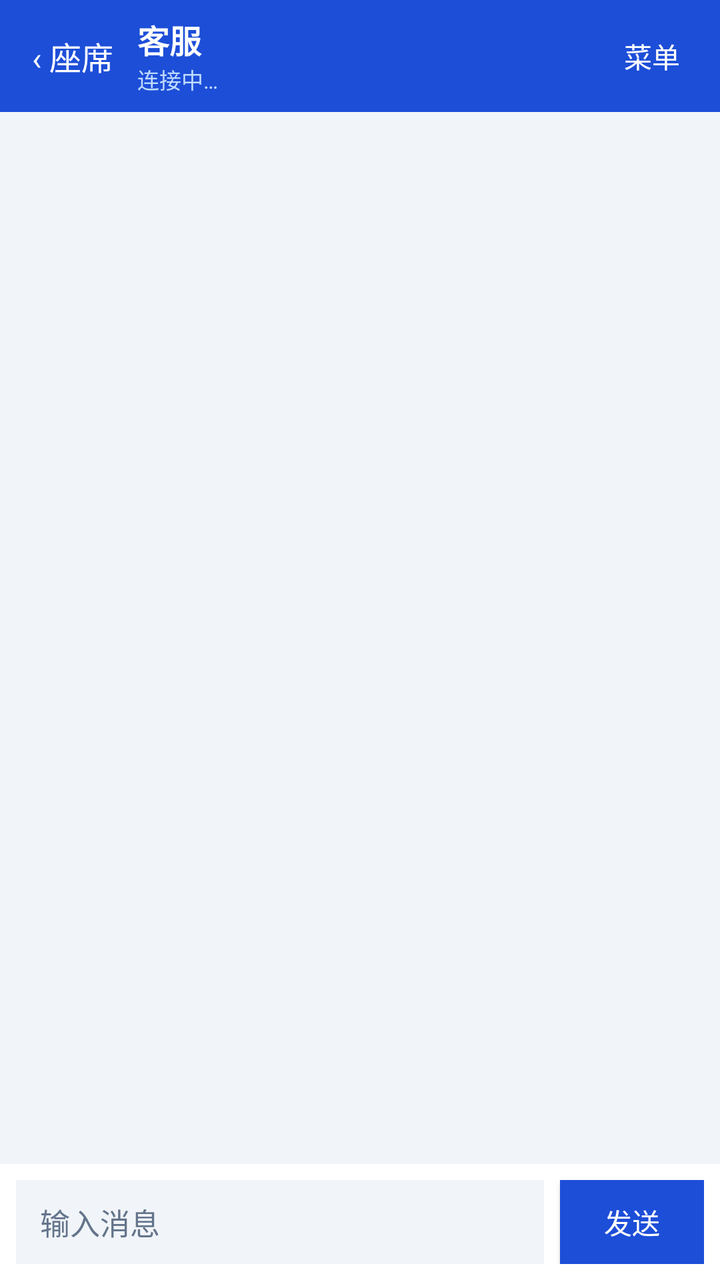
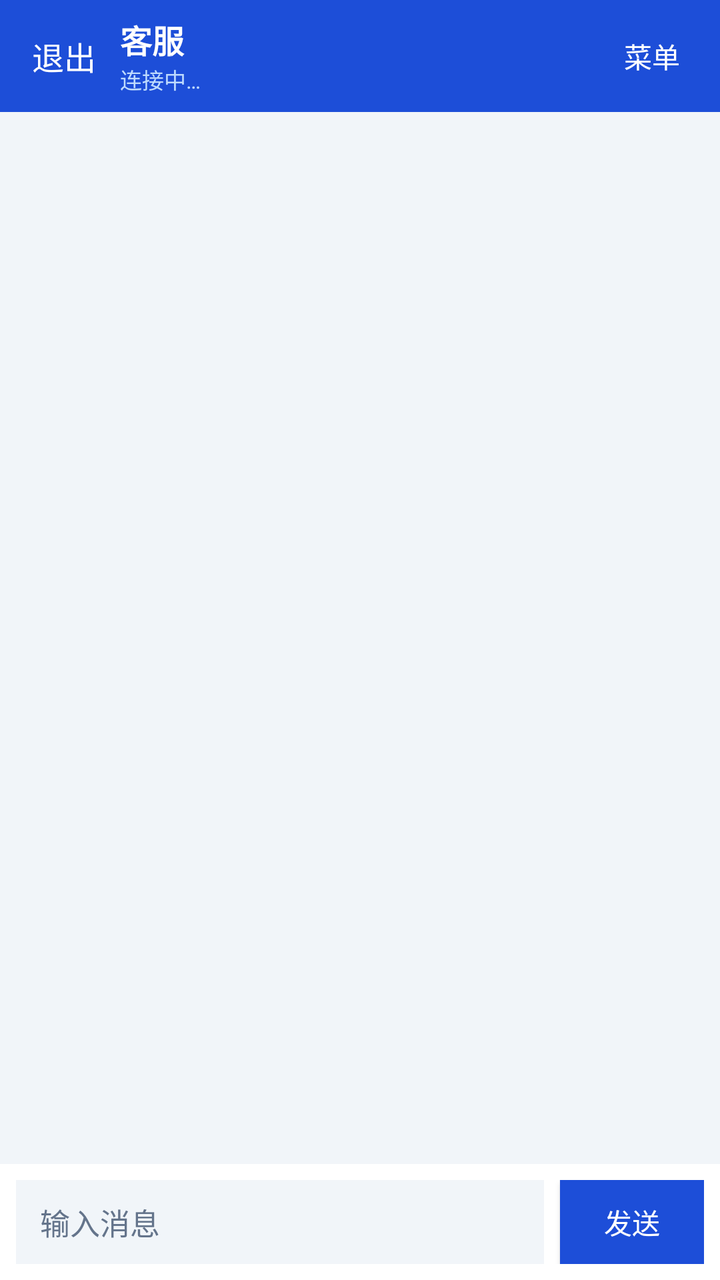

Before-and-after screenshots of an Android layout around one commit, followed by the original layout XML and the change that was made.
<!-- AndroidManifest.xml: application theme Theme.Seat0199 -->
<!-- res/layout/activity_chat.xml -->
<?xml version="1.0" encoding="utf-8"?>
<LinearLayout xmlns:android="http://schemas.android.com/apk/res/android"
    android:layout_width="match_parent"
    android:layout_height="match_parent"
    android:orientation="vertical"
    android:background="@color/bg">

    <RelativeLayout
        android:layout_width="match_parent"
        android:layout_height="56dp"
        android:background="@color/brand"
        android:paddingLeft="8dp"
        android:paddingRight="8dp">

        <TextView
            android:id="@+id/btnBack"
            android:layout_width="wrap_content"
            android:layout_height="match_parent"
            android:gravity="center_vertical"
            android:paddingLeft="8dp"
            android:paddingRight="12dp"
            android:text="‹ 座席"
            android:textColor="#ffffff"
            android:textSize="16sp" />

        <LinearLayout
            android:layout_width="match_parent"
            android:layout_height="match_parent"
            android:layout_toLeftOf="@+id/btnMenu"
            android:layout_toRightOf="@id/btnBack"
            android:gravity="center_vertical"
            android:orientation="vertical">

            <TextView
                android:id="@+id/title"
                android:layout_width="match_parent"
                android:layout_height="wrap_content"
                android:ellipsize="end"
                android:maxLines="1"
                android:text="客服"
                android:textColor="#ffffff"
                android:textSize="16sp"
                android:textStyle="bold" />

            <TextView
                android:id="@+id/status"
                android:layout_width="match_parent"
                android:layout_height="wrap_content"
                android:ellipsize="end"
                android:maxLines="1"
                android:text="连接中…"
                android:textColor="#bfdbfe"
                android:textSize="11sp" />
        </LinearLayout>

        <TextView
            android:id="@+id/btnMenu"
            android:layout_width="wrap_content"
            android:layout_height="match_parent"
            android:layout_alignParentEnd="true"
            android:gravity="center"
            android:paddingLeft="12dp"
            android:paddingRight="12dp"
            android:text="菜单"
            android:textColor="#ffffff"
            android:textSize="14sp" />
    </RelativeLayout>

    <ListView
        android:id="@+id/msgList"
        android:layout_width="match_parent"
        android:layout_height="0dp"
        android:layout_weight="1"
        android:clipToPadding="false"
        android:divider="@android:color/transparent"
        android:dividerHeight="8dp"
        android:padding="12dp"
        android:stackFromBottom="true"
        android:transcriptMode="normal" />

    <TextView
        android:id="@+id/errorBanner"
        android:layout_width="match_parent"
        android:layout_height="wrap_content"
        android:background="#fef2f2"
        android:padding="10dp"
        android:textColor="#b91c1c"
        android:textSize="13sp"
        android:visibility="gone" />

    <LinearLayout
        android:id="@+id/composer"
        android:layout_width="match_parent"
        android:layout_height="wrap_content"
        android:background="@color/surface"
        android:gravity="center_vertical"
        android:orientation="horizontal"
        android:padding="8dp">

        <EditText
            android:id="@+id/input"
            android:layout_width="0dp"
            android:layout_height="wrap_content"
            android:layout_weight="1"
            android:background="@color/bg"
            android:hint="输入消息"
            android:inputType="textMultiLine|textCapSentences"
            android:maxLines="4"
            android:minHeight="42dp"
            android:paddingLeft="12dp"
            android:paddingTop="10dp"
            android:paddingRight="12dp"
            android:paddingBottom="10dp"
            android:textColor="@color/text"
            android:textColorHint="@color/muted"
            android:textSize="15sp" />

        <Button
            android:id="@+id/btnSend"
            android:layout_width="wrap_content"
            android:layout_height="42dp"
            android:layout_marginLeft="8dp"
            android:background="@color/brand"
            android:minWidth="72dp"
            android:text="发送"
            android:textColor="#ffffff"
            android:textSize="14sp" />
    </LinearLayout>
</LinearLayout>
<!-- resources referenced by this layout -->
<resources>
  <color name="bg">#f1f5f9</color>
  <color name="brand">#1d4ed8</color>
  <color name="muted">#64748b</color>
  <color name="surface">#ffffff</color>
  <color name="text">#0f172a</color>
  <style name="Theme.Seat0199" parent="android:style/Theme.Material.Light.NoActionBar">
          <item name="android:statusBarColor">@color/brand_dark</item>
          <item name="android:navigationBarColor">@color/surface</item>
          <item name="android:windowBackground">@color/bg</item>
          <item name="android:colorPrimary">@color/brand</item>
          <item name="android:textColorPrimary">@color/text</item>
      </style>
  <color name="brand_dark">#1e3a8a</color>
</resources>

<!-- the commit's change to res/layout/activity_chat.xml (unified diff, before → after) -->
@@ -19,7 +19,7 @@
             android:gravity="center_vertical"
             android:paddingLeft="8dp"
             android:paddingRight="12dp"
-            android:text="‹ 座席"
+            android:text="退出"
             android:textColor="#ffffff"
             android:textSize="16sp" />
 
